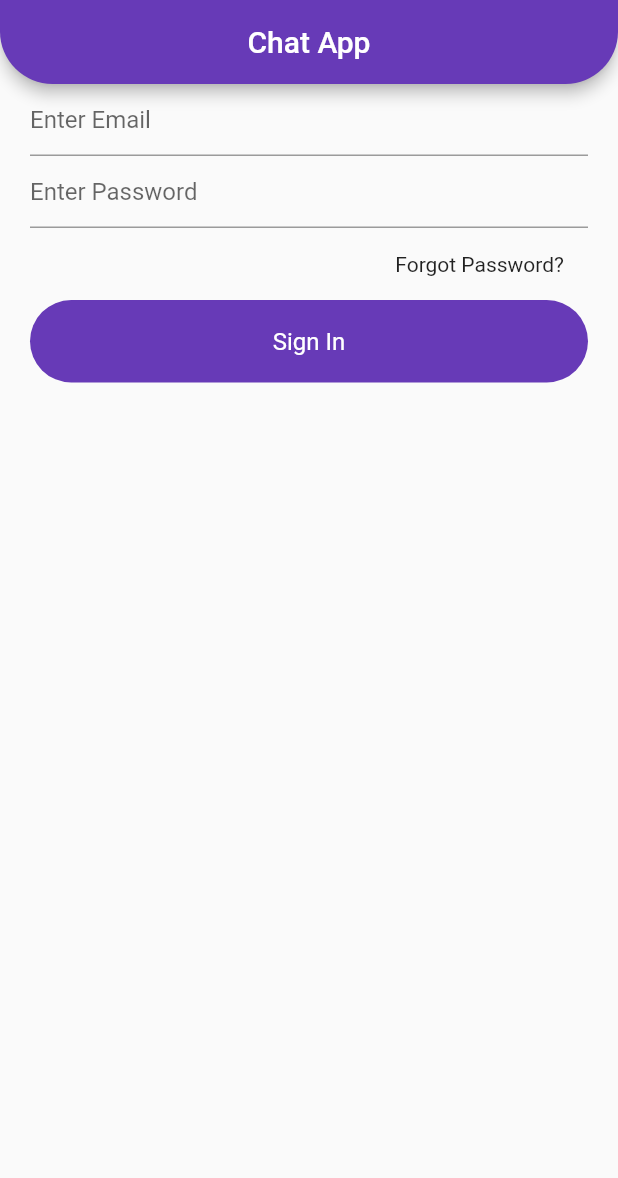
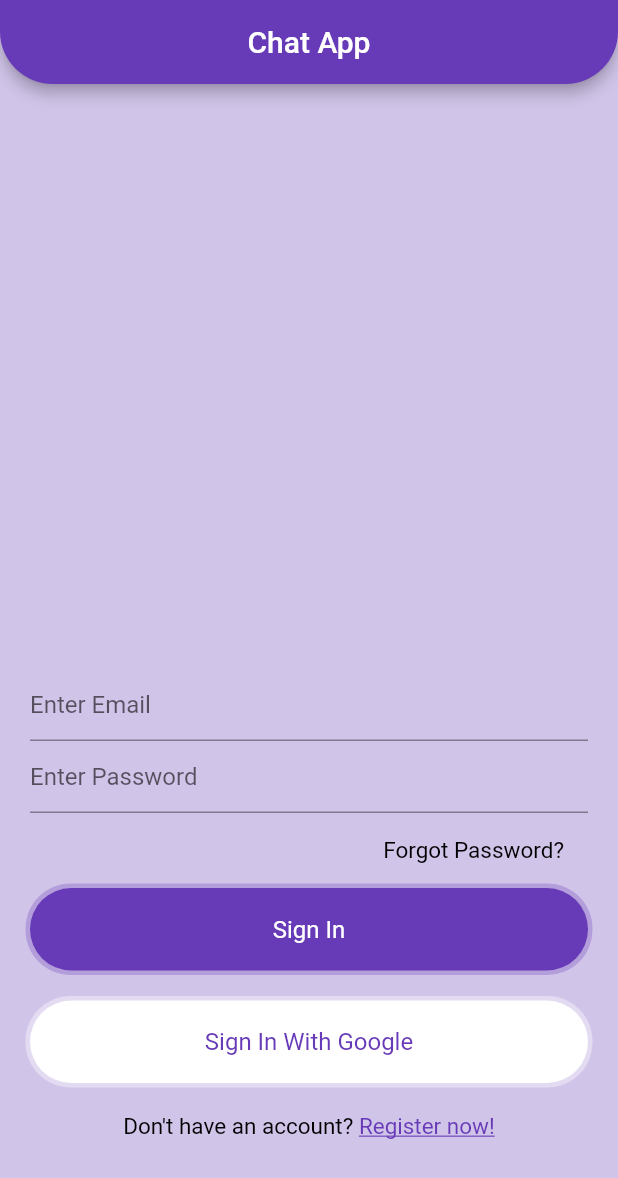
Before and after one commit to Harshil-V/chat-app, a Flutter app: the screen it shows after launch, on a phone screen of 412 x 824 dp. Shown: the top 1178 px of the screen. Run offline on Flutter 3.47's test engine with Material 2 defaults, Android fonts, the phone set to English and light mode, and no system bars.

Commit message:
setup the sign in page

```diff
--- a/chat_app/lib/main.dart
+++ b/chat_app/lib/main.dart
@@ -1,4 +1,5 @@
 import 'package:chat_app/views/sign_in.dart';
+import 'package:chat_app/views/sign_up.dart';
 import 'package:flutter/material.dart';
 
 void main() {
@@ -13,12 +14,11 @@ class MyApp extends StatelessWidget {
       debugShowCheckedModeBanner: false,
       title: 'Chat_App',
       theme: ThemeData(
-
         primarySwatch: Colors.deepPurple,
 
         visualDensity: VisualDensity.adaptivePlatformDensity,
       ),
-      home: SignIn(),
+      home: SignUp(),
     );
   }
 }
--- a/chat_app/lib/views/sign_up.dart
+++ b/chat_app/lib/views/sign_up.dart
@@ -0,0 +1,94 @@
+import 'package:chat_app/widgets/widgets.dart';
+import 'package:flutter/material.dart';
+
+class SignUp extends StatefulWidget {
+  @override
+  _SignUpState createState() => _SignUpState();
+}
+
+class _SignUpState extends State<SignUp> {
+  @override
+  Widget build(BuildContext context) {
+    return Scaffold(
+      backgroundColor: Colors.deepPurple[100],
+       appBar:appBarMain(context),
+       body: SingleChildScrollView(
+        child: Container(
+        height: MediaQuery.of(context).size.height - 50,
+        alignment: Alignment.bottomCenter,
+        child: Container(
+         padding: EdgeInsets.symmetric(horizontal: 20),
+         child: Column(
+           mainAxisSize: MainAxisSize.min,
+           children:[
+           TextField(autocorrect: true,
+           decoration: textFieldInputDecorations("Enter Email"),
+             ),
+           TextField(autocorrect: true,
+           decoration: textFieldInputDecorations("Enter Password"),
+           ),
+           SizedBox(height: 8,),
+           Container(
+             alignment: Alignment.centerRight,
+             child: Container(
+               padding: EdgeInsets.symmetric(horizontal: 16, vertical: 8),
+               child: Text("Forgot Password?", style: mediumTextStyle(),),
+              ),
+           ),
+           SizedBox(height: 8,),
+           Container(
+             alignment: Alignment.center,
+             width: MediaQuery.of(context).size.width,
+             padding: EdgeInsets.symmetric(vertical: 18),
+             decoration: BoxDecoration(
+               borderRadius:BorderRadius.circular(30),
+               color: Colors.deepPurple,
+               boxShadow: [
+                BoxShadow(color: Colors.deepPurple[200], spreadRadius: 3),
+               ],
+             ),
+             child: Text("Sign In", style: TextStyle(
+               color: Colors.white,
+               fontSize: 16
+             ),
+             ),
+           ),
+          SizedBox(height: 20,),
+          Container(
+            alignment: Alignment.center,
+            width: MediaQuery.of(context).size.width,
+            padding: EdgeInsets.symmetric(vertical: 18),
+            decoration: BoxDecoration(
+              borderRadius:BorderRadius.circular(30),
+              color: Colors.white,
+              boxShadow: [
+                BoxShadow(color: Colors.white38, spreadRadius: 3),
+               ],
+              ),
+            child: Text("Sign In With Google", style: TextStyle(
+              color: Colors.deepPurple,
+              fontSize: 16
+            ),
+            ),
+           ),
+           SizedBox(height: 20,),
+           Row(
+             mainAxisAlignment: MainAxisAlignment.center,
+             children: [
+               Text("Don't have an account? ", style: mediumTextStyle(),),
+               Text("Register now!", style: TextStyle(
+                 color: Colors.deepPurple,
+                 fontSize: 15,
+                 decoration: TextDecoration.underline
+               ),
+               )
+             ],
+           ),
+           SizedBox(height: 70,)
+         ],),
+       ),
+    ),
+     ),
+    );
+  }
+}
--- a/chat_app/lib/widgets/widgets.dart
+++ b/chat_app/lib/widgets/widgets.dart
@@ -12,3 +12,10 @@ Widget appBarMain(BuildContext context) {
 InputDecoration textFieldInputDecorations(String hintText) {
   return InputDecoration(hintText: hintText);
 } //textFieldInputDecorations
+
+TextStyle mediumTextStyle() {
+  return TextStyle(
+    color: Colors.black,
+    fontSize: 15
+  );
+} //mediumTextStyle
```
Also changed, not shown: chat_app/lib/views/sign_in.dart (+47 -4 lines), chat_app/assets/images/main-logo.png (added).
